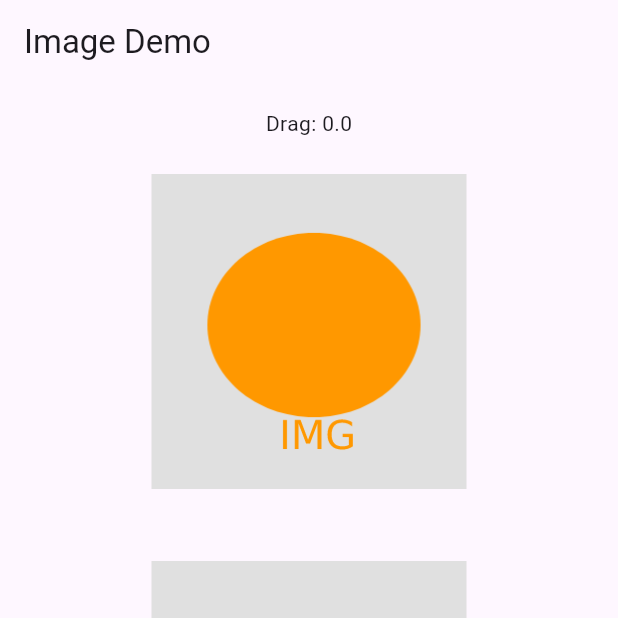
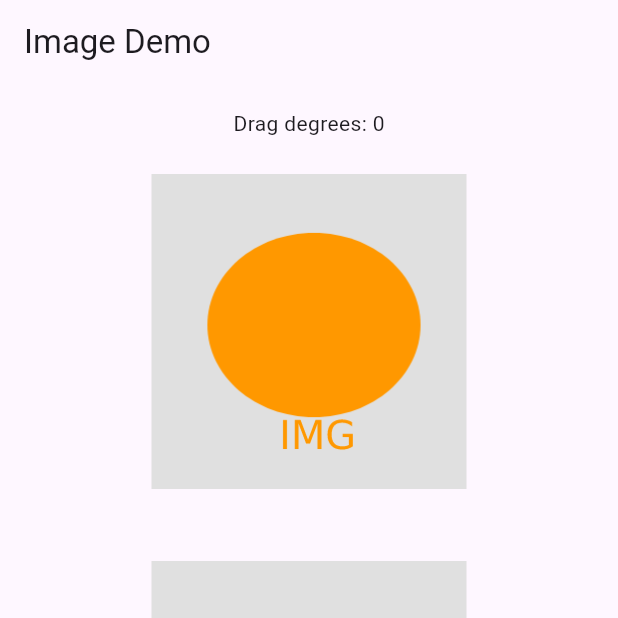
Before and after one commit to michalsrutek/flutter-image-asset-color-bug, a Flutter app: the screen it shows after launch, on a phone screen of 412 x 824 dp, the top half of it. Run offline on Flutter 3.47's test engine with Material 3 defaults, Android fonts, the light colour scheme and no system bars.

Commit message:
Update shown text

```diff
--- a/lib/main.dart
+++ b/lib/main.dart
@@ -102,7 +102,7 @@ class _DraggableWidgetState extends State<DraggableWidget> {
       },
       child: Column(
         children: [
-          Text('Drag: $_horizontalDragInDegrees'),
+          Text('Drag degrees: ${-_horizontalDragInDegrees.toInt()}'),
           const SizedBox(height: 24),
           _buildFlippableWidget(
             front: widget.frontBroken,
```
